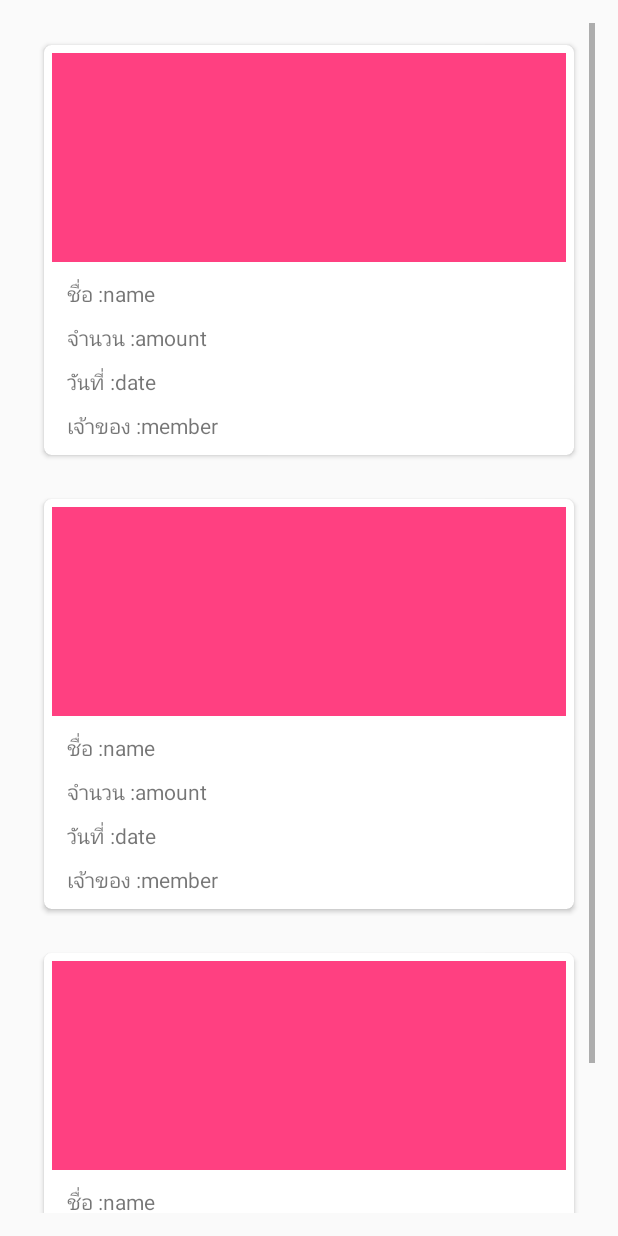
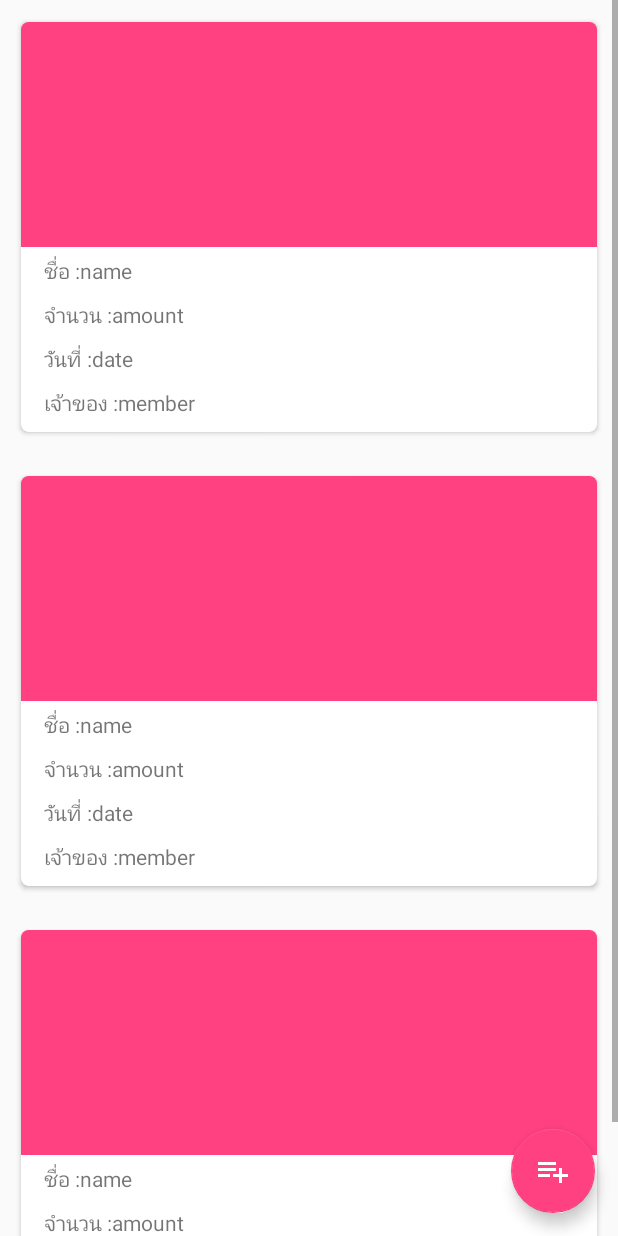
Before and after one commit to Wchindanai/Notyfi, an Android app: the layout activity_member.xml on its own in the app's theme, with its tools: preview values and no code run, on a phone screen of 412 x 824 dp. Run offline under Robolectric (Android 15) with nearby library versions, the phone set to English and light mode, and no system bars.

```diff
--- a/app/src/main/AndroidManifest.xml
+++ b/app/src/main/AndroidManifest.xml
@@ -10,7 +10,6 @@
         android:label="@string/app_name"
         android:supportsRtl="true"
         android:theme="@style/AppTheme">
-
         <activity android:name=".Login">
             <intent-filter>
                 <action android:name="android.intent.action.MAIN" />
@@ -21,6 +20,8 @@
         <activity android:name=".Member" />
         <activity android:name=".Register" />
         <activity android:name=".Admin" />
+        <activity android:name=".AddItem"  android:label="@string/add_item"/>
+        <activity android:name=".History"></activity>
     </application>
 
 </manifest>
--- /dev/null
+++ b/app/src/main/res/drawable/ic_date_range_white_24dp.xml
@@ -0,0 +1,4 @@
+<?xml version="1.0" encoding="UTF-8" standalone="no"?>
+<vector xmlns:android="http://schemas.android.com/apk/res/android" android:height="24dp" android:viewportHeight="24.0" android:viewportWidth="24.0" android:width="24dp">
+    <path android:fillColor="#FFFFFF" android:pathData="M9,11L7,11v2h2v-2zM13,11h-2v2h2v-2zM17,11h-2v2h2v-2zM19,4h-1L18,2h-2v2L8,4L8,2L6,2v2L5,4c-1.11,0 -1.99,0.9 -1.99,2L3,20c0,1.1 0.89,2 2,2h14c1.1,0 2,-0.9 2,-2L21,6c0,-1.1 -0.9,-2 -2,-2zM19,20L5,20L5,9h14v11z"/>
+</vector>
--- /dev/null
+++ b/app/src/main/res/drawable/ic_playlist_add_white_18dp.xml
@@ -0,0 +1,4 @@
+<?xml version="1.0" encoding="UTF-8" standalone="no"?>
+<vector xmlns:android="http://schemas.android.com/apk/res/android" android:height="18dp" android:viewportHeight="24.0" android:viewportWidth="24.0" android:width="18dp">
+    <path android:fillColor="#FFFFFF" android:pathData="M14,10L2,10v2h12v-2zM14,6L2,6v2h12L14,6zM18,14v-4h-2v4h-4v2h4v4h2v-4h4v-2h-4zM2,16h8v-2L2,14v2z"/>
+</vector>
--- a/app/src/main/res/layout/activity_member.xml
+++ b/app/src/main/res/layout/activity_member.xml
@@ -1,18 +1,28 @@
 <?xml version="1.0" encoding="utf-8"?>
-<LinearLayout xmlns:android="http://schemas.android.com/apk/res/android"
-    android:layout_width="match_parent"
-    android:layout_height="match_parent"
+<android.support.design.widget.CoordinatorLayout xmlns:android="http://schemas.android.com/apk/res/android"
     xmlns:app="http://schemas.android.com/apk/res-auto"
     xmlns:tools="http://schemas.android.com/tools"
-    android:padding="5dp">
+    android:layout_width="match_parent"
+    android:layout_height="match_parent">
+
+    <android.support.design.widget.FloatingActionButton
+        android:id="@+id/addItemFAB"
+        android:layout_width="wrap_content"
+        android:layout_height="wrap_content"
+        android:layout_gravity="right|bottom"
+        android:layout_marginRight="15dp"
+        android:layout_marginBottom="15dp"
+        android:layout_weight="1"
+        android:clickable="true"
+        app:fabSize="normal"
+        app:srcCompat="@drawable/ic_playlist_add_white_18dp" />
 
     <android.support.v7.widget.RecyclerView
         android:id="@+id/rv"
         android:layout_width="match_parent"
         android:layout_height="wrap_content"
-        android:padding="10dp"
+        android:scrollbars="vertical"
         app:layoutManager="LinearLayoutManager"
-        tools:listitem="@layout/item_cardview"
-        android:scrollbars="vertical"
-        />
-</LinearLayout>
+        tools:listitem="@layout/item_cardview" />
+
+</android.support.design.widget.CoordinatorLayout>
--- a/app/src/main/res/layout/item_cardview.xml
+++ b/app/src/main/res/layout/item_cardview.xml
@@ -2,7 +2,7 @@
 <LinearLayout xmlns:android="http://schemas.android.com/apk/res/android"
     xmlns:app="http://schemas.android.com/apk/res-auto"
     android:layout_height="wrap_content"
-    android:layout_width="match_parent"
+    android:layout_width="wrap_content"
     android:padding="10dp">
 
     <android.support.v7.widget.CardView
@@ -21,7 +21,6 @@
                 android:id="@+id/imageItem"
                 android:layout_width="match_parent"
                 android:layout_height="150dp"
-                android:padding="5dp"
                 android:contentDescription="@string/pictureLabel"
                 app:srcCompat="@color/colorAccent" />
 
@@ -29,9 +28,9 @@
                 android:id="@+id/label_name"
                 android:layout_width="wrap_content"
                 android:layout_height="wrap_content"
+                android:layout_below="@+id/imageItem"
+                android:layout_marginStart="15dp"
                 android:layout_marginTop="5dp"
-                android:layout_marginStart="15dp"
-                android:layout_below="@+id/imageItem"
                 android:text="@string/item_label_name" />
 
             <TextView
```
Also changed, not shown: app/src/main/java/dev/notify/AddItem.java (added, +13 -0 lines), app/src/main/java/dev/notify/History.java (added, +13 -0 lines), app/src/main/java/dev/notify/Item.java (+13 -6 lines), app/src/main/java/dev/notify/ItemAdapter.java (+31 -17 lines), app/src/main/java/dev/notify/Member.java (+15 -2 lines), app/src/main/res/layout/activity_add_item.xml (added, +91 -0 lines), app/src/main/res/layout/activity_history.xml (added, +9 -0 lines), app/src/main/res/values/strings.xml (+7 -0 lines).
